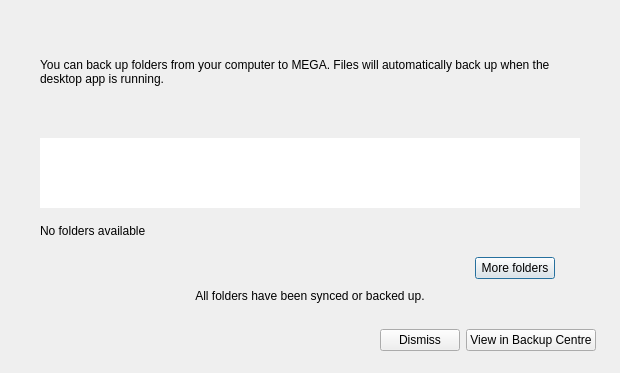
The window that src/MEGASync/syncs/gui/Backups/macx/BackupsWizard.ui (meganz/MEGAsync) describes before a commit, drawn with Qt 5.
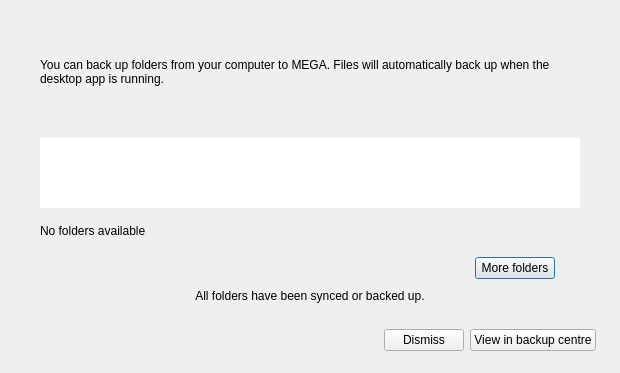
The same window after the commit. The open tabs and pages were chosen to show the change. Icons and pictures are not drawn.

```diff
--- a/src/MEGASync/syncs/gui/Backups/macx/BackupsWizard.ui
+++ b/src/MEGASync/syncs/gui/Backups/macx/BackupsWizard.ui
@@ -1345,7 +1345,7 @@
        <item>
         <widget class="QPushButton" name="bViewInBackupCentre">
          <property name="text">
-          <string>View in Backup Centre</string>
+          <string>View in backup centre</string>
          </property>
         </widget>
        </item>
```
